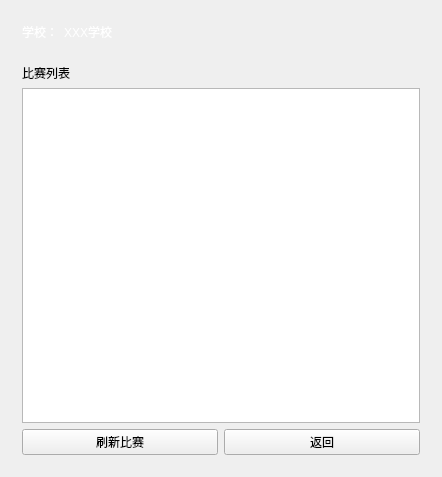
Qt form CompetitionLobbyWidget.ui (WangSuhang123/Fingertip-Light-Chase) before a commit.
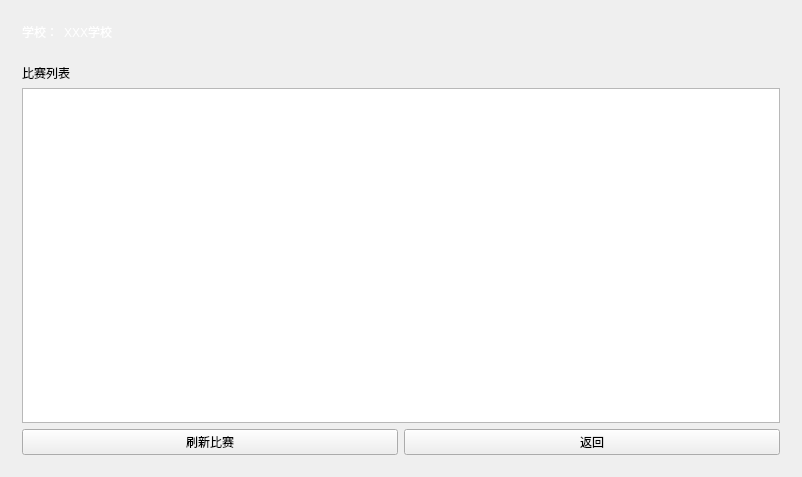
The same form after that commit.

```diff
--- a/CompetitionLobbyWidget.ui
+++ b/CompetitionLobbyWidget.ui
@@ -6,7 +6,7 @@
    <rect>
     <x>0</x>
     <y>0</y>
-    <width>442</width>
+    <width>802</width>
     <height>477</height>
    </rect>
   </property>
```
